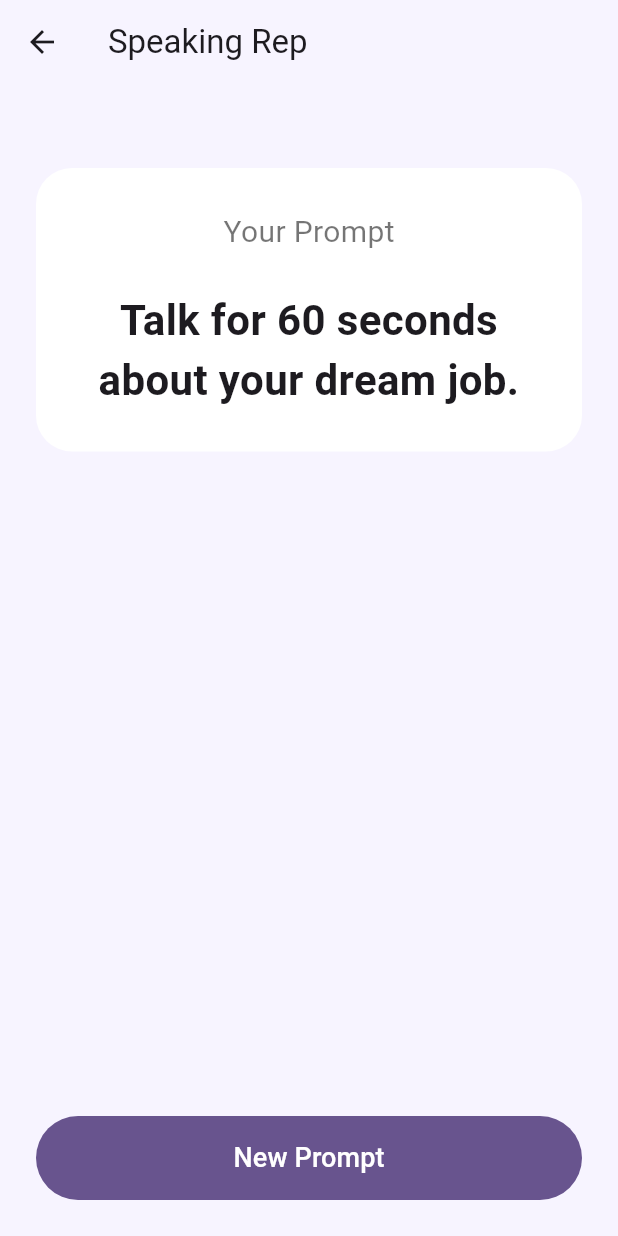
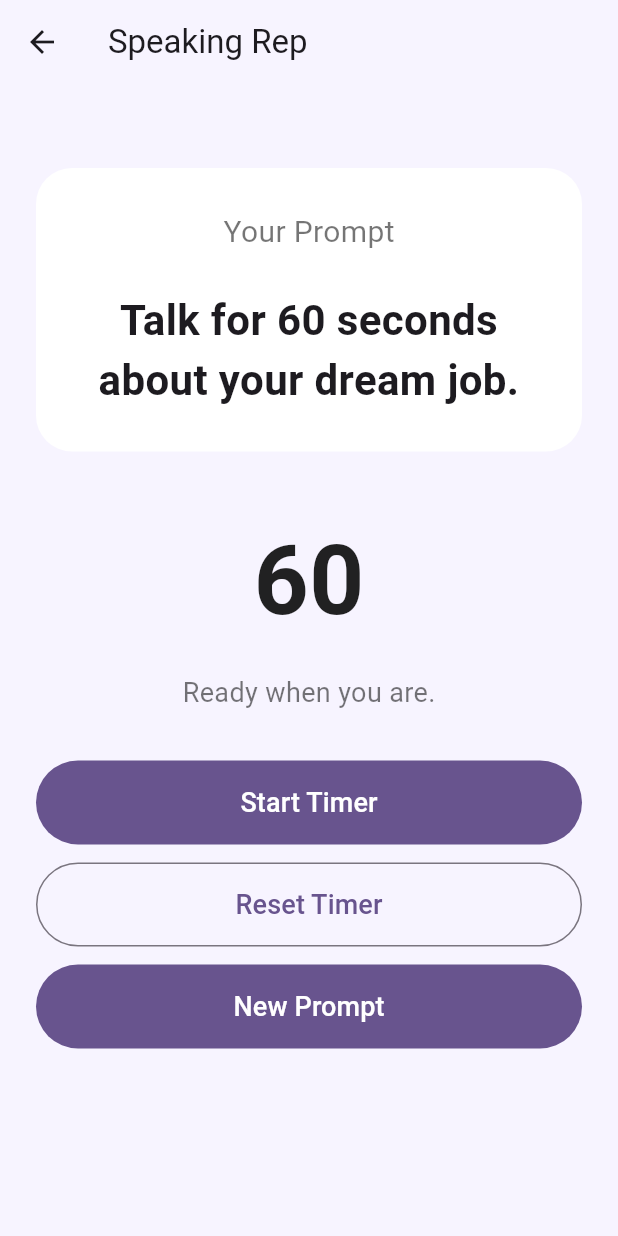
Before and after one commit to afrowillo/socialgym, a Flutter app: the screen it shows after launch, after a tap on "Start Speaking Rep", on a phone screen of 412 x 824 dp. Run offline on Flutter 3.47's test engine with Material 3 defaults, Android fonts, the phone set to English and light mode, and no system bars.

Commit message:
Add timer to speaking rep screen

```diff
--- a/lib/main.dart
+++ b/lib/main.dart
@@ -1,3 +1,4 @@
+import 'dart:async';
 import 'package:flutter/material.dart';
 
 void main() {
@@ -87,7 +88,7 @@ class HomeScreen extends StatelessWidget {
                 ),
               ),
               const SizedBox(height: 24),
-              Row(
+              const Row(
                 children: [
                   Expanded(
                     child: StatCard(
@@ -182,25 +183,86 @@ class _PromptScreenState extends State<PromptScreen> {
     "Talk about a time you overcame something difficult.",
     "Explain one thing you are proud of.",
     "Describe what makes a good friend.",
+    "Talk about your biggest goal this year.",
+    "Explain why communication skills matter.",
+    "Describe a time you had to be brave.",
   ];
 
   int currentPromptIndex = 0;
+  int secondsLeft = 60;
+  bool timerRunning = false;
+  bool repComplete = false;
+  Timer? timer;
 
   void nextPrompt() {
+    timer?.cancel();
+
     setState(() {
       currentPromptIndex = (currentPromptIndex + 1) % prompts.length;
+      secondsLeft = 60;
+      timerRunning = false;
+      repComplete = false;
+    });
+  }
+
+  void startTimer() {
+    if (timerRunning) {
+      return;
+    }
+
+    setState(() {
+      timerRunning = true;
+      repComplete = false;
+    });
+
+    timer = Timer.periodic(const Duration(seconds: 1), (timer) {
+      if (secondsLeft > 0) {
+        setState(() {
+          secondsLeft--;
+        });
+      } else {
+        timer.cancel();
+
+        setState(() {
+          timerRunning = false;
+          repComplete = true;
+        });
+      }
+    });
+  }
+
+  void resetTimer() {
+    timer?.cancel();
+
+    setState(() {
+      secondsLeft = 60;
+      timerRunning = false;
+      repComplete = false;
     });
   }
 
   @override
+  void dispose() {
+    timer?.cancel();
+    super.dispose();
+  }
+
+  @override
   Widget build(BuildContext context) {
+    String timerText = "$secondsLeft";
+
+    if (repComplete) {
+      timerText = "Time's up!";
+    }
+
     return Scaffold(
       backgroundColor: const Color(0xFFF7F4FF),
       appBar: AppBar(
         title: const Text("Speaking Rep"),
         backgroundColor: const Color(0xFFF7F4FF),
       ),
-      body: Padding(
+      body: SingleChildScrollView(
+        child: Padding(
           padding: const EdgeInsets.all(24),
           child: Column(
             children: [
@@ -233,7 +295,57 @@ class _PromptScreenState extends State<PromptScreen> {
                   ],
                 ),
               ),
-            const Spacer(),
+              const SizedBox(height: 40),
+              Text(
+                timerText,
+                style: TextStyle(
+                  fontSize: repComplete ? 34 : 64,
+                  fontWeight: FontWeight.bold,
+                  color: repComplete ? Colors.deepPurple : Colors.black87,
+                ),
+              ),
+              const SizedBox(height: 16),
+              if (!repComplete)
+                Text(
+                  timerRunning ? "Keep speaking..." : "Ready when you are.",
+                  style: const TextStyle(
+                    fontSize: 18,
+                    color: Colors.black54,
+                  ),
+                ),
+              if (repComplete)
+                const Text(
+                  "Nice work. You completed one speaking rep.",
+                  style: TextStyle(
+                    fontSize: 18,
+                    color: Colors.black54,
+                  ),
+                ),
+              const SizedBox(height: 32),
+              SizedBox(
+                width: double.infinity,
+                height: 56,
+                child: FilledButton(
+                  onPressed: timerRunning ? null : startTimer,
+                  child: Text(
+                    timerRunning ? "Timer Running" : "Start Timer",
+                    style: const TextStyle(fontSize: 18),
+                  ),
+                ),
+              ),
+              const SizedBox(height: 12),
+              SizedBox(
+                width: double.infinity,
+                height: 56,
+                child: OutlinedButton(
+                  onPressed: resetTimer,
+                  child: const Text(
+                    "Reset Timer",
+                    style: TextStyle(fontSize: 18),
+                  ),
+                ),
+              ),
+              const SizedBox(height: 12),
               SizedBox(
                 width: double.infinity,
                 height: 56,
@@ -248,6 +360,7 @@ class _PromptScreenState extends State<PromptScreen> {
             ],
           ),
         ),
+      ),
     );
   }
 }
```
Lines whose indentation alone changed are shown as unchanged.
